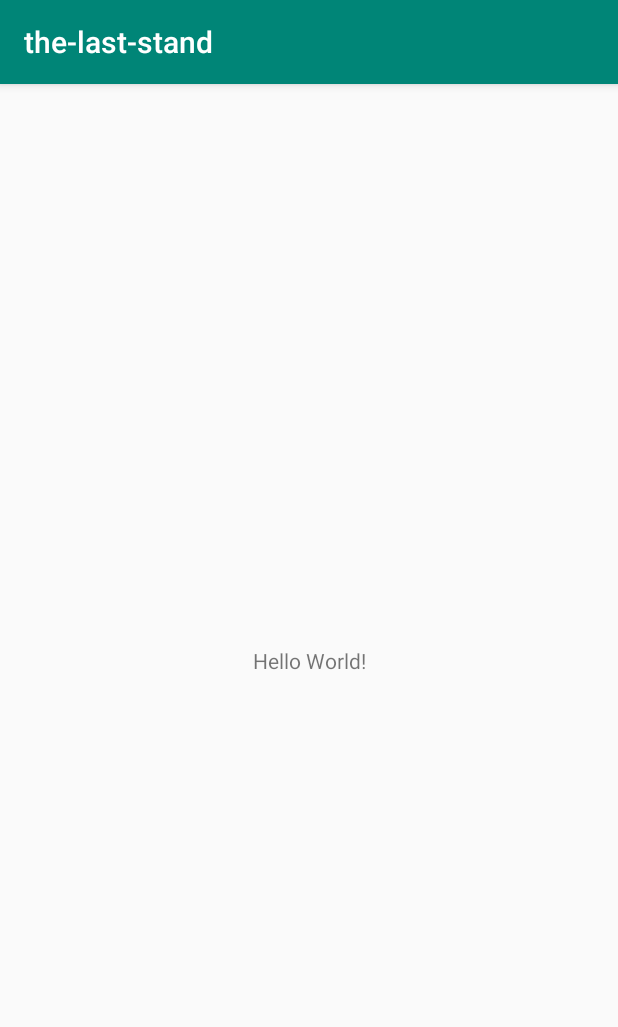
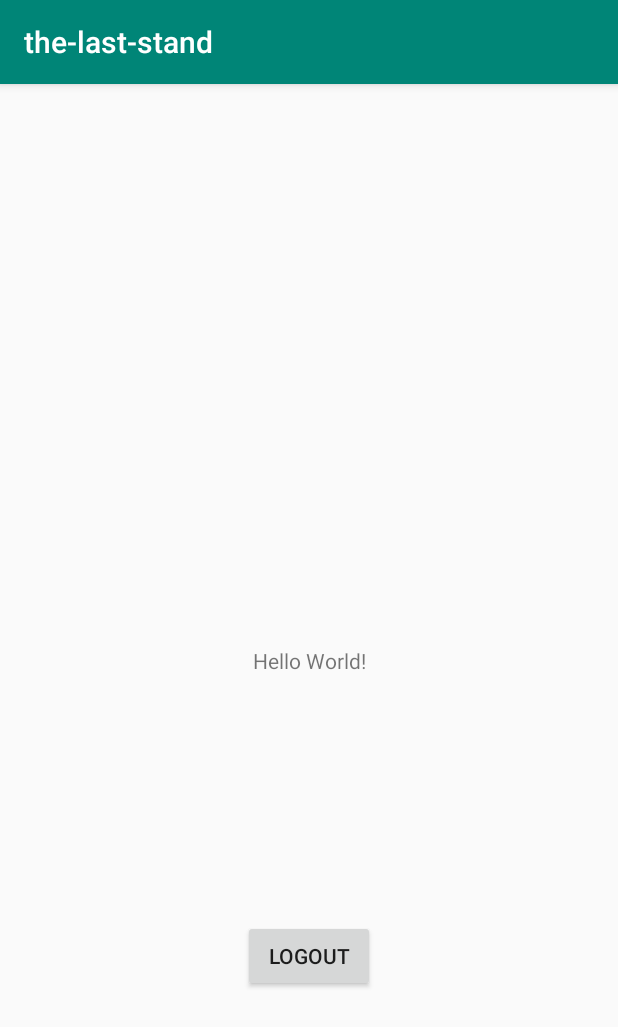
Before and after one commit to Team-Russet/the-last-stand, an Android app: the screen it shows after launch (MainActivity), on a phone screen of 412 x 824 dp. Shown: the top 1027 px of the screen. Run offline under Robolectric (Android 15) with nearby library versions, the phone set to English and light mode, and no system bars; our stand-ins replace Firebase (no records; nobody signed in at launch, a user with empty details on screens opened directly); libraries missing offline, so code that uses them is left out: com.firebase.ui; 2 statements that could not run were skipped.

Commit message:
started auth implementation and added logout button

```diff
--- a/app/build.gradle
+++ b/app/build.gradle
@@ -18,6 +18,10 @@ android {
             proguardFiles getDefaultProguardFile('proguard-android-optimize.txt'), 'proguard-rules.pro'
         }
     }
+    compileOptions {
+        sourceCompatibility = 1.8
+        targetCompatibility = 1.8
+    }
 }
 
 dependencies {
@@ -27,6 +31,8 @@ dependencies {
     implementation 'com.google.firebase:firebase-analytics:17.2.2'
     implementation 'com.google.firebase:firebase-database:19.2.1'
     implementation 'com.google.android.gms:play-services-location:17.0.0'
+    implementation 'com.google.firebase:firebase-auth:16.0.5'
+    implementation 'com.firebaseui:firebase-ui-auth:6.2.0'
     testImplementation 'junit:junit:4.12'
     androidTestImplementation 'androidx.test.ext:junit:1.1.0'
     androidTestImplementation 'androidx.test.espresso:espresso-core:3.1.1'
--- a/app/src/main/res/layout/activity_main.xml
+++ b/app/src/main/res/layout/activity_main.xml
@@ -7,6 +7,7 @@
     tools:context="com.rachnicrice.the_last_stand.MainActivity">
 
     <TextView
+        android:id="@+id/textView"
         android:layout_width="wrap_content"
         android:layout_height="wrap_content"
         android:text="Hello World!"
@@ -15,4 +16,14 @@
         app:layout_constraintRight_toRightOf="parent"
         app:layout_constraintTop_toTopOf="parent" />
 
+    <Button
+        android:id="@+id/logout"
+        android:layout_width="wrap_content"
+        android:layout_height="wrap_content"
+        android:text="@string/logout"
+        app:layout_constraintBottom_toBottomOf="parent"
+        app:layout_constraintEnd_toEndOf="parent"
+        app:layout_constraintStart_toStartOf="parent"
+        app:layout_constraintTop_toBottomOf="@+id/textView" />
+
 </androidx.constraintlayout.widget.ConstraintLayout>
--- a/app/src/main/res/values/strings.xml
+++ b/app/src/main/res/values/strings.xml
@@ -1,3 +1,4 @@
 <resources>
     <string name="app_name">the-last-stand</string>
+    <string name="logout">Logout</string>
 </resources>
```
Also changed, not shown: app/src/main/java/com/rachnicrice/the_last_stand/MainActivity.java (+61 -1 lines), 1 other file.
